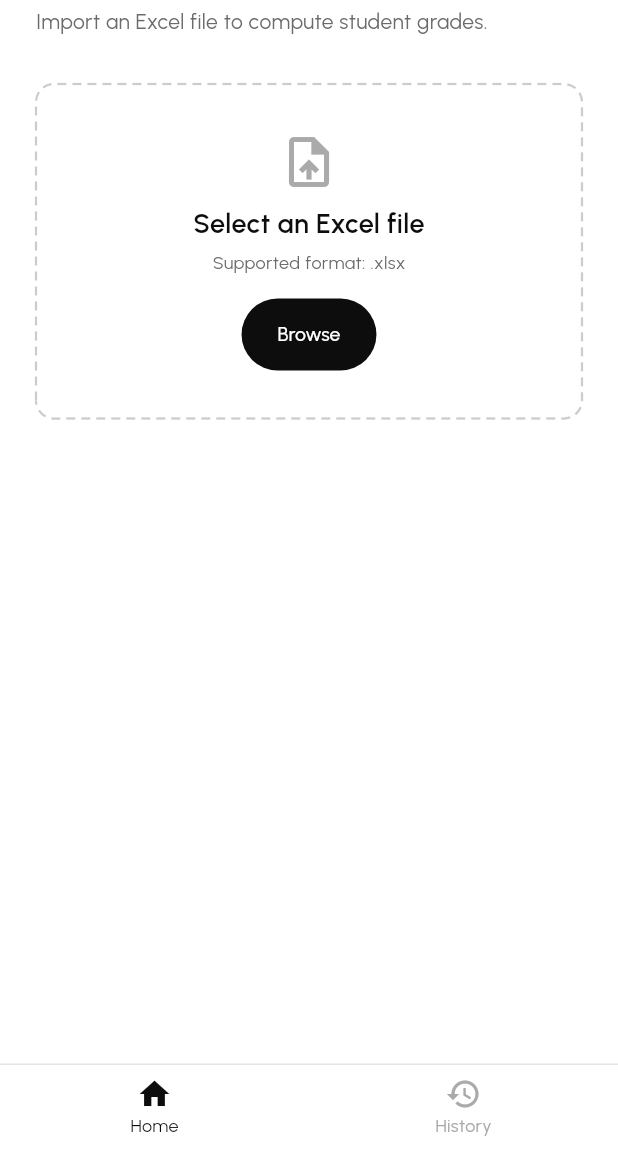
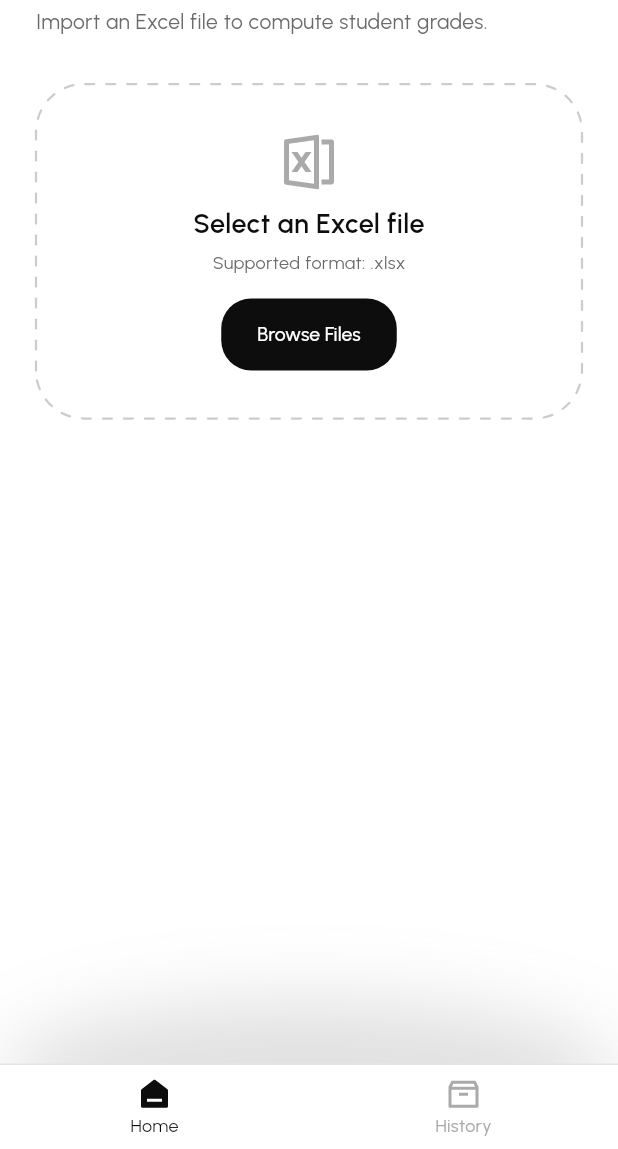
Before and after one commit to Joel-Fah/android-development-projects, a Flutter app: the screen it shows after launch, on a phone screen of 412 x 824 dp, the part 87-1236 px from its top. Run offline on Flutter 3.47's test engine with Material 3 defaults, Android fonts, the phone set to English and light mode, and no system bars; our stand-ins replace file_picker, google_fonts, pdf, printing, remixicon, sqflite_common_ffi; missing offline and left inert: excel; accounts and stored records are empty.

Commit message:
feat: added app icon, remix icons lib

```diff
--- a/student_grade_calc_flutter/lib/main.dart
+++ b/student_grade_calc_flutter/lib/main.dart
@@ -2,11 +2,9 @@ import 'dart:io';
 import 'package:flutter/foundation.dart';
 import 'package:flutter/material.dart';
 import 'package:sqflite_common_ffi/sqflite_ffi.dart';
+import 'package:student_grade_calculator/pages/root_page.dart';
 import 'data/history_repository.dart';
-import 'pages/home_page.dart';
-import 'pages/history_page.dart';
 import 'theme/app_theme.dart';
-import 'widgets/app_scaffold.dart';
 
 Future<void> main() async {
   WidgetsFlutterBinding.ensureInitialized();
@@ -37,27 +35,3 @@ class GradeCalculatorApp extends StatelessWidget {
     );
   }
 }
-
-/// RootPage manages which page (Home or History) is currently visible.
-class RootPage extends StatefulWidget {
-  const RootPage({super.key});
-
-  @override
-  State<RootPage> createState() => _RootPageState();
-}
-
-class _RootPageState extends State<RootPage> {
-  int _currentIndex = 0;
-
-  // IndexedStack keeps all pages in memory — no rebuilds when switching tabs
-  final List<Widget> _pages = const [HomePage(), HistoryPage()];
-
-  @override
-  Widget build(BuildContext context) {
-    return AppScaffold(
-      currentIndex: _currentIndex,
-      onTabChanged: (i) => setState(() => _currentIndex = i),
-      child: IndexedStack(index: _currentIndex, children: _pages),
-    );
-  }
-}
--- /dev/null
+++ b/student_grade_calc_flutter/lib/pages/root_page.dart
@@ -0,0 +1,29 @@
+import 'package:flutter/material.dart';
+
+import '../widgets/app_scaffold.dart';
+import 'history_page.dart';
+import 'home_page.dart';
+
+/// RootPage manages which page (Home or History) is currently visible.
+class RootPage extends StatefulWidget {
+  const RootPage({super.key});
+
+  @override
+  State<RootPage> createState() => _RootPageState();
+}
+
+class _RootPageState extends State<RootPage> {
+  int _currentIndex = 0;
+
+  // IndexedStack keeps all pages in memory — no rebuilds when switching tabs
+  final List<Widget> _pages = const [HomePage(), HistoryPage()];
+
+  @override
+  Widget build(BuildContext context) {
+    return AppScaffold(
+      currentIndex: _currentIndex,
+      onTabChanged: (i) => setState(() => _currentIndex = i),
+      child: IndexedStack(index: _currentIndex, children: _pages),
+    );
+  }
+}
--- a/student_grade_calc_flutter/lib/theme/app_theme.dart
+++ b/student_grade_calc_flutter/lib/theme/app_theme.dart
@@ -45,8 +45,8 @@ abstract class AppSpacing {
 
 /// AppRadius — consistent border radius values.
 abstract class AppRadius {
-  static const double card = 12.0;
-  static const double button = 24.0;
+  static const double card = 32.0;
+  static const double button = 20.0;
   static const double badge = 6.0;
 }
 
--- a/student_grade_calc_flutter/lib/widgets/app_scaffold.dart
+++ b/student_grade_calc_flutter/lib/widgets/app_scaffold.dart
@@ -1,4 +1,7 @@
+import 'dart:ui';
+
 import 'package:flutter/material.dart';
+import 'package:remixicon/remixicon.dart';
 import '../theme/app_theme.dart';
 
 /// Root scaffold with bottom navigation bar.
@@ -32,7 +35,22 @@ class AppScaffold extends StatelessWidget {
           ),
         ),
       ),
-      bottomNavigationBar: Container(
+      bottomNavigationBar: Stack(
+        alignment: Alignment.bottomCenter,
+        children: [
+          ImageFiltered(
+            imageFilter: ImageFilter.blur(sigmaX: 24.0, sigmaY: 24.0),
+            child: ClipOval(
+              child: Container(
+                width: MediaQuery.sizeOf(context).width,
+                height: 100.0,
+                decoration: BoxDecoration(
+                  color: AppColors.textSecondary.withValues(alpha: 0.2)
+                ),
+              ),
+            ),
+          ),
+          Container(
             decoration: const BoxDecoration(
               border: Border(
                 top: BorderSide(color: AppColors.border, width: 1),
@@ -43,18 +61,20 @@ class AppScaffold extends StatelessWidget {
               onTap: onTabChanged,
               items: const [
                 BottomNavigationBarItem(
-              icon: Icon(Icons.home_outlined),
-              activeIcon: Icon(Icons.home),
+                  icon: Icon(RemixIcons.home_6_line),
+                  activeIcon: Icon(RemixIcons.home_6_fill),
                   label: 'Home',
                 ),
                 BottomNavigationBarItem(
-              icon: Icon(Icons.history_outlined),
-              activeIcon: Icon(Icons.history),
+                  icon: Icon(RemixIcons.archive_2_line),
+                  activeIcon: Icon(RemixIcons.archive_2_fill),
                   label: 'History',
                 ),
               ],
             ),
           ),
+        ],
+      ),
     );
   }
 }
--- a/student_grade_calc_flutter/lib/widgets/file_picker_card.dart
+++ b/student_grade_calc_flutter/lib/widgets/file_picker_card.dart
@@ -1,6 +1,7 @@
 import 'dart:math';
 import 'package:flutter/material.dart';
 import '../theme/app_theme.dart';
+import 'package:remixicon/remixicon.dart';
 
 /// A dashed-border card that lets the user pick an Excel file.
 ///
@@ -43,7 +44,7 @@ class FilePickerCard extends StatelessWidget {
           mainAxisSize: MainAxisSize.min,
           children: [
             const Icon(
-              Icons.upload_file_outlined,
+              RemixIcons.file_excel_2_line,
               size: 40,
               color: AppColors.textHint,
             ),
@@ -57,7 +58,7 @@ class FilePickerCard extends StatelessWidget {
             const SizedBox(height: AppSpacing.md),
             ElevatedButton(
               onPressed: onFilePicked,
-              child: const Text('Browse'),
+              child: const Text('Browse Files'),
             ),
 
             // Show selected file name and Process button when a file is picked
@@ -127,7 +128,7 @@ class _DashedBorderPainter extends CustomPainter {
   final Color color;
   final double radius;
   static const double _dashWidth = 6.0;
-  static const double _dashGap = 4.0;
+  static const double _dashGap = 8.0;
   static const double _strokeWidth = 1.5;
 
   _DashedBorderPainter({
@@ -140,6 +141,7 @@ class _DashedBorderPainter extends CustomPainter {
     final paint = Paint()
       ..color = color
       ..strokeWidth = _strokeWidth
+      ..strokeCap = StrokeCap.round
       ..style = PaintingStyle.stroke;
 
     final rrect = RRect.fromRectAndRadius(
```
Also changed, not shown: student_grade_calc_flutter/pubspec.yaml (+41 -9 lines), student_grade_calc_flutter/assets/images/app_icon.png (added), student_grade_calc_flutter/assets/images/splash.png (added), student_grade_calc_flutter/assets/images/splash_dark.png (added), student_grade_calc_flutter/pubspec.lock, 86 other files. Lines whose indentation alone changed are shown as unchanged.
